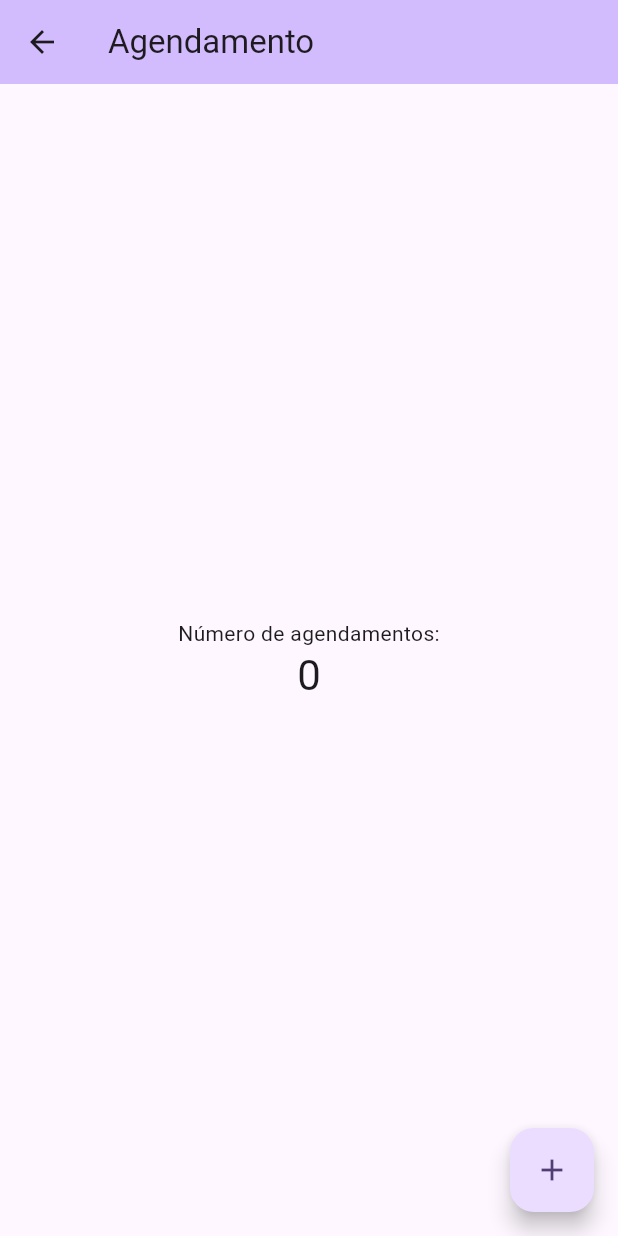
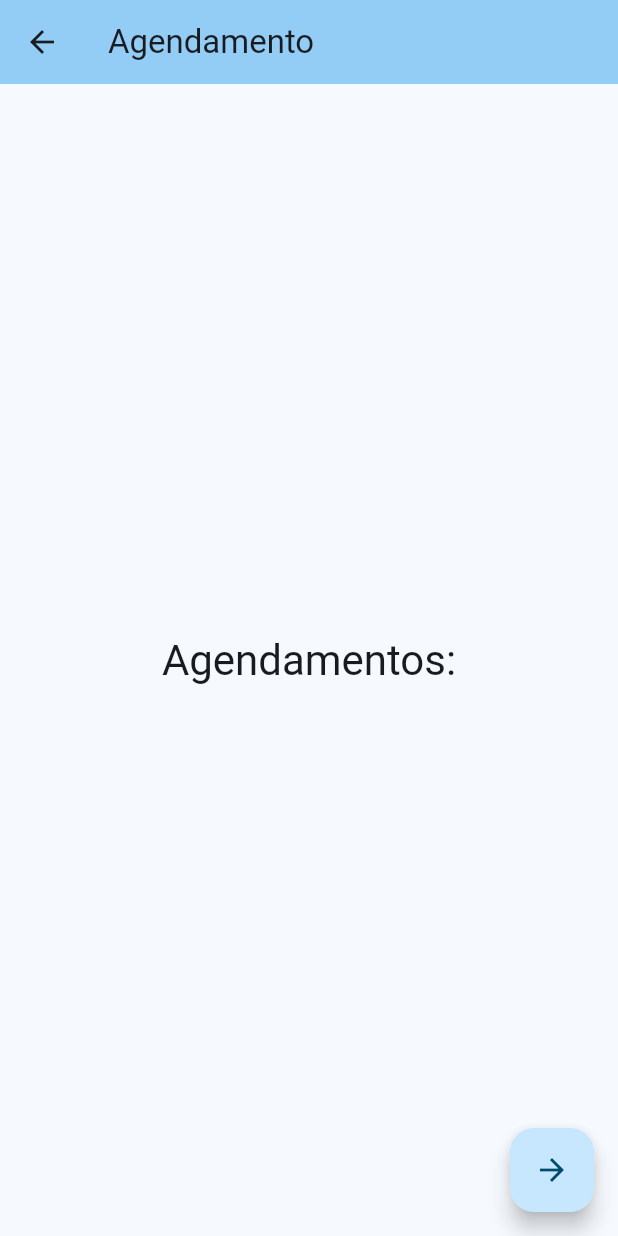
Before and after one commit to jobucaldas/aa2_mobile, a Flutter app: the screen it shows after launch, after a tap on the "arrow forward" icon, on a phone screen of 412 x 824 dp. Run offline on Flutter 3.47's test engine with Material 2 defaults, Android fonts, the phone set to English and light mode, and no system bars.

Commit message:
Melhora layout e mudança entre telas por routes

```diff
--- a/lib/main.dart
+++ b/lib/main.dart
@@ -16,7 +16,8 @@ class MyApp extends StatelessWidget {
     return MaterialApp(
       title: 'AA2',
       theme: ThemeData(
-        colorScheme: ColorScheme.fromSeed(seedColor: Colors.deepPurple),
+        colorScheme: ColorScheme.fromSeed(
+            seedColor: const Color.fromARGB(255, 69, 123, 157)),
         useMaterial3: true,
       ),
       home: const Profissionais(title: 'Página de profissionais'),
--- a/lib/routes/agendamento.dart
+++ b/lib/routes/agendamento.dart
@@ -1,4 +1,6 @@
 import 'package:flutter/material.dart';
+import 'package:flutter/cupertino.dart';
+import 'package:aa2_mobile/routes/consultas.dart';
 
 class Agendamento extends StatefulWidget {
   const Agendamento({super.key, required this.title});
@@ -10,12 +12,12 @@ class Agendamento extends StatefulWidget {
 }
 
 class _AgendamentoState extends State<Agendamento> {
-  int _counter = 0;
-
-  void _incrementCounter() {
-    setState(() {
-      _counter++;
-    });
+  void _agendarConsulta() {
+    Navigator.push(
+      context,
+      CupertinoPageRoute(
+          builder: (context) => const Consultas(title: 'Consulta')),
+    );
   }
 
   @override
@@ -29,20 +31,17 @@ class _AgendamentoState extends State<Agendamento> {
         child: Column(
           mainAxisAlignment: MainAxisAlignment.center,
           children: <Widget>[
-            const Text(
-              'Número de agendamentos:',
-            ),
             Text(
-              '$_counter',
+              'Agendamentos:',
               style: Theme.of(context).textTheme.headlineMedium,
             ),
           ],
         ),
       ),
       floatingActionButton: FloatingActionButton(
-        onPressed: _incrementCounter,
+        onPressed: _agendarConsulta,
         tooltip: 'Increment',
-        child: const Icon(Icons.add),
+        child: const Icon(Icons.arrow_forward),
       ),
     );
   }
--- a/lib/routes/profissionais.dart
+++ b/lib/routes/profissionais.dart
@@ -31,11 +31,8 @@ class _ProfissionaisState extends State<Profissionais> {
         child: Column(
           mainAxisAlignment: MainAxisAlignment.center,
           children: <Widget>[
-            const Text(
-              'Profissionais',
-            ),
             Text(
-              'Profissional 1',
+              'Profissionais disponíveis: ',
               style: Theme.of(context).textTheme.headlineMedium,
             ),
           ],
```
Also changed, not shown: lib/routes/consultas.dart (+1 -57 lines).
